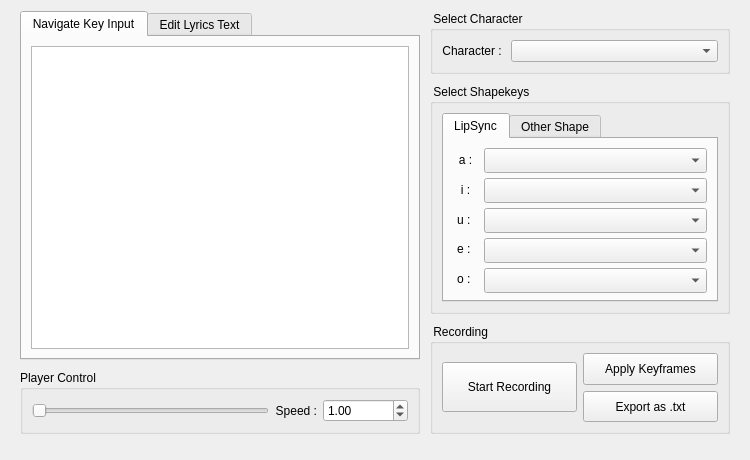
This is src/mainwidget.ui in Ndgt/Mobu_timetagAnimator as Qt 5 draws it before an edit. The edited form follows.
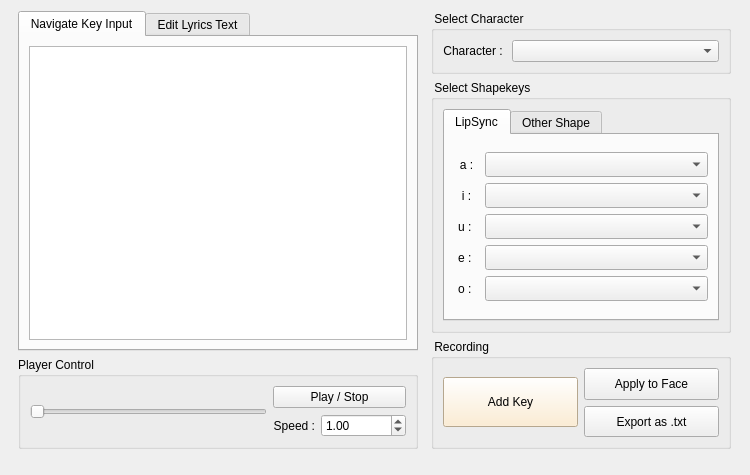
This is the edited form.

The edit to the form file:
```diff
--- a/src/mainwidget.ui
+++ b/src/mainwidget.ui
@@ -7,7 +7,7 @@
     <x>0</x>
     <y>0</y>
     <width>750</width>
-    <height>460</height>
+    <height>475</height>
    </rect>
   </property>
   <property name="sizePolicy">
@@ -31,12 +31,9 @@
   <property name="windowTitle">
    <string>Form</string>
   </property>
-  <layout class="QHBoxLayout" name="horizontalLayout_11">
+  <layout class="QVBoxLayout" name="verticalLayout_13">
    <item>
-    <layout class="QHBoxLayout" name="horizontalLayout_13">
-     <property name="spacing">
-      <number>10</number>
-     </property>
+    <layout class="QHBoxLayout" name="horizontalLayout_8">
      <property name="bottomMargin">
       <number>15</number>
      </property>
@@ -80,7 +77,13 @@
           </attribute>
           <layout class="QVBoxLayout" name="verticalLayout_3">
            <item>
-            <widget class="QTextEdit" name="textEdit"/>
+            <widget class="QTextEdit" name="navigateTextEdit">
+             <property name="font">
+              <font>
+               <pointsize>11</pointsize>
+              </font>
+             </property>
+            </widget>
            </item>
           </layout>
          </widget>
@@ -181,7 +184,7 @@
          </property>
          <layout class="QHBoxLayout" name="horizontalLayout_9">
           <item>
-           <layout class="QHBoxLayout" name="horizontalLayout_8">
+           <layout class="QHBoxLayout" name="horizontalLayout_12">
             <item>
              <widget class="QSlider" name="playerSlider">
               <property name="sizePolicy">
@@ -196,6 +199,23 @@
              </widget>
             </item>
             <item>
+             <layout class="QVBoxLayout" name="verticalLayout_6">
+              <item>
+               <widget class="QPushButton" name="startEndButton">
+                <property name="sizePolicy">
+                 <sizepolicy hsizetype="Minimum" vsizetype="Preferred">
+                  <horstretch>0</horstretch>
+                  <verstretch>0</verstretch>
+                 </sizepolicy>
+                </property>
+                <property name="text">
+                 <string>Play / Stop</string>
+                </property>
+               </widget>
+              </item>
+              <item>
+               <layout class="QHBoxLayout" name="horizontalLayout_11">
+                <item>
              <widget class="QLabel" name="speedLabel">
               <property name="sizePolicy">
                <sizepolicy hsizetype="Fixed" vsizetype="Preferred">
@@ -242,6 +262,10 @@
            </layout>
           </item>
          </layout>
+            </item>
+           </layout>
+          </item>
+         </layout>
         </widget>
        </item>
       </layout>
@@ -682,7 +706,9 @@
             <item>
              <layout class="QHBoxLayout" name="horizontalLayout_6">
               <item>
-               <widget class="QPushButton" name="startEndButton">
+               <layout class="QVBoxLayout" name="verticalLayout_5">
+                <item>
+                 <widget class="QPushButton" name="addKeyButton">
                 <property name="sizePolicy">
                  <sizepolicy hsizetype="Preferred" vsizetype="Preferred">
                   <horstretch>0</horstretch>
@@ -695,8 +721,13 @@
                   <height>50</height>
                  </size>
                 </property>
+                  <property name="styleSheet">
+                   <string notr="true">QPushButton {　
+　　background-color: rgb(255, 234, 199);
+}</string>
+                  </property>
                 <property name="text">
-                 <string>Start Recording</string>
+                   <string>Add Key</string>
                 </property>
                 <property name="shortcut">
                  <string>Ctrl+S</string>
@@ -714,6 +745,8 @@
               </item>
              </layout>
             </item>
+             </layout>
+            </item>
             <item>
              <layout class="QVBoxLayout" name="verticalLayout_2">
               <item>
@@ -731,7 +764,7 @@
                  </size>
                 </property>
                 <property name="text">
-                 <string>Apply Keyframes</string>
+                 <string>Apply to Face</string>
                 </property>
                </widget>
               </item>
```
Left out of the diff: 122 changed lines with no effect on the pictures. Lines whose indentation alone changed are shown as unchanged.
